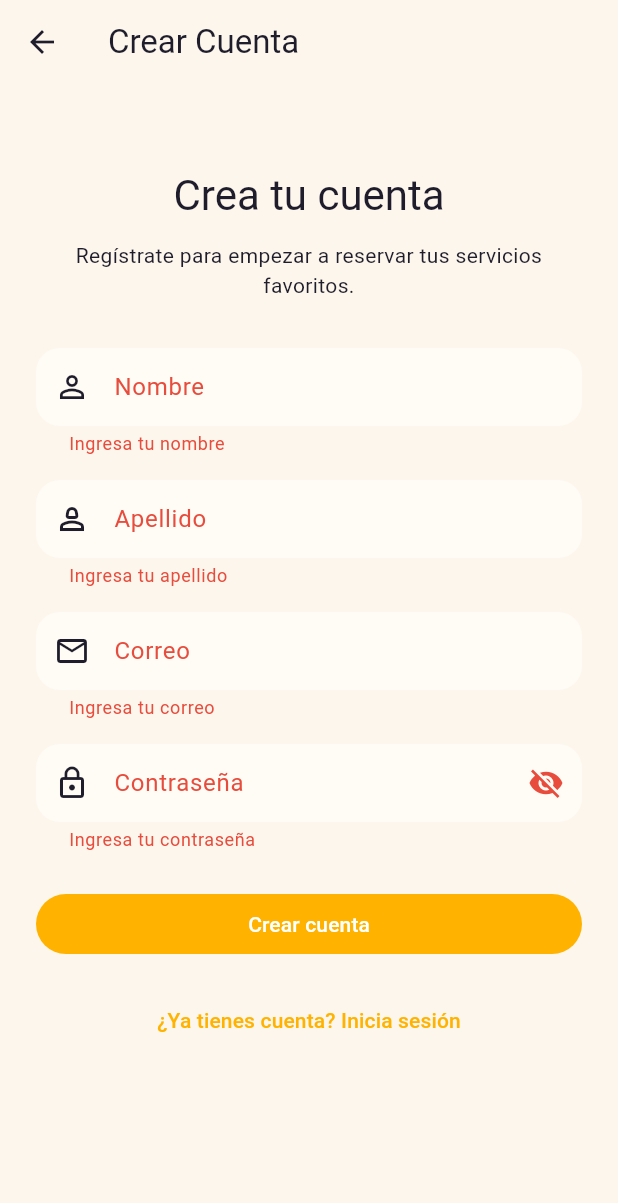
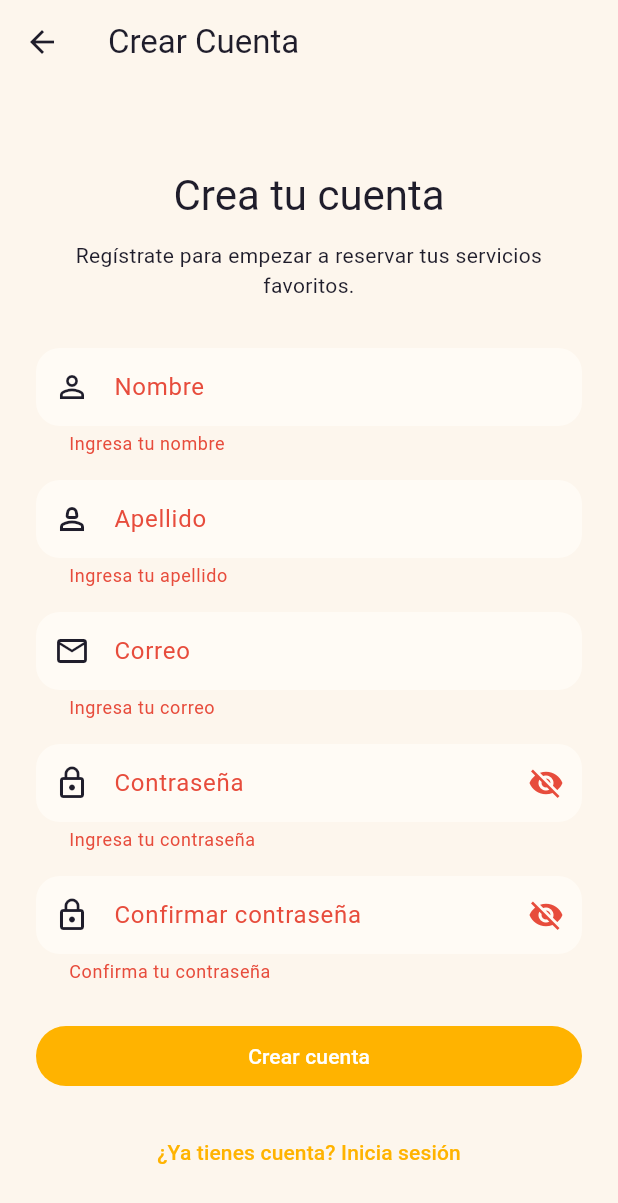
Before and after one commit to DiacriLop/stailence_frontend, a Flutter app: the RegisterPage screen opened by its route, after a tap on "Crear cuenta", on a phone screen of 412 x 824 dp. Shown: the top 1203 px of the screen. Run offline on Flutter 3.47's test engine with Material 3 defaults, Android fonts, the light colour scheme and no system bars; our stand-ins replace flutter_secure_storage, shared_preferences; accounts and stored records are empty.

Commit message:
fix: conexión frontend - backend: arreglo de campos requeridos desde las API

```diff
--- a/stailence_frontend/lib/application/app_state.dart
+++ b/stailence_frontend/lib/application/app_state.dart
@@ -74,6 +74,7 @@ class AppState extends ChangeNotifier {
     required String apellido,
     required String correo,
     required String contrasena,
+    required String confirmarContrasena,
   }) async {
     _isAuthenticating = true;
     _authError = null;
@@ -85,6 +86,7 @@ class AppState extends ChangeNotifier {
         apellido: apellido,
         correo: correo,
         contrasena: contrasena,
+        confirmarContrasena: confirmarContrasena,
       );
       final Usuario user =
           await _authRepository.login(correo: correo, contrasena: contrasena);
--- a/stailence_frontend/lib/data/models/auth/register_request.dart
+++ b/stailence_frontend/lib/data/models/auth/register_request.dart
@@ -4,12 +4,14 @@ class RegisterRequest {
     required this.apellido,
     required this.correo,
     required this.contrasena,
+    required this.confirmarContrasena,
   });
 
   final String nombre;
   final String apellido;
   final String correo;
   final String contrasena;
+  final String confirmarContrasena;
 
   Map<String, dynamic> toJson() {
     return <String, dynamic>{
@@ -17,6 +19,7 @@ class RegisterRequest {
       'apellido': apellido,
       'correo': correo,
       'contrasena': contrasena,
+      'confirmarContrasena': confirmarContrasena,
     };
   }
 }
--- a/stailence_frontend/lib/data/repositories/auth_repository.dart
+++ b/stailence_frontend/lib/data/repositories/auth_repository.dart
@@ -89,6 +89,7 @@ class AuthRepository {
     required String apellido,
     required String correo,
     required String contrasena,
+    required String confirmarContrasena,
   }) async {
     final UsuarioModel user = await _authService.register(
       RegisterRequest(
@@ -96,6 +97,7 @@ class AuthRepository {
         apellido: apellido,
         correo: correo,
         contrasena: contrasena,
+        confirmarContrasena: confirmarContrasena,
       ),
     );
 
--- a/stailence_frontend/lib/main.dart
+++ b/stailence_frontend/lib/main.dart
@@ -20,7 +20,8 @@ class StailenceApp extends StatelessWidget {
   @override
   Widget build(BuildContext context) {
     return ChangeNotifierProvider<AppState>(
-      create: (_) => AppState(authRepository: InjectionContainer.authRepository),
+      create: (_) =>
+          AppState(authRepository: InjectionContainer.authRepository),
       child: MaterialApp(
         debugShowCheckedModeBanner: false,
         title: AppStrings.appName,
--- a/stailence_frontend/lib/presentation/pages/auth/register_page.dart
+++ b/stailence_frontend/lib/presentation/pages/auth/register_page.dart
@@ -21,7 +21,9 @@ class _RegisterPageState extends State<RegisterPage> {
   final TextEditingController _lastNameController = TextEditingController();
   final TextEditingController _emailController = TextEditingController();
   final TextEditingController _passwordController = TextEditingController();
+  final TextEditingController _confirmPasswordController = TextEditingController();
   bool _obscurePassword = true;
+  bool _obscureConfirmPassword = true;
 
   @override
   void dispose() {
@@ -29,6 +31,7 @@ class _RegisterPageState extends State<RegisterPage> {
     _lastNameController.dispose();
     _emailController.dispose();
     _passwordController.dispose();
+    _confirmPasswordController.dispose();
     super.dispose();
   }
 
@@ -44,6 +47,7 @@ class _RegisterPageState extends State<RegisterPage> {
       apellido: _lastNameController.text.trim(),
       correo: _emailController.text.trim(),
       contrasena: _passwordController.text,
+      confirmarContrasena: _confirmPasswordController.text,
     );
 
     if (!mounted) {
@@ -159,6 +163,32 @@ class _RegisterPageState extends State<RegisterPage> {
                       return null;
                     },
                   ),
+                  const SizedBox(height: 16),
+                  TextFormField(
+                    controller: _confirmPasswordController,
+                    obscureText: _obscureConfirmPassword,
+                    decoration: InputDecoration(
+                      labelText: 'Confirmar contraseña',
+                      prefixIcon: const Icon(Icons.lock_outline),
+                      suffixIcon: IconButton(
+                        icon: Icon(_obscureConfirmPassword ? Icons.visibility_off : Icons.visibility),
+                        onPressed: () {
+                          setState(() {
+                            _obscureConfirmPassword = !_obscureConfirmPassword;
+                          });
+                        },
+                      ),
+                    ),
+                    validator: (String? value) {
+                      if (value == null || value.isEmpty) {
+                        return 'Confirma tu contraseña';
+                      }
+                      if (value != _passwordController.text) {
+                        return 'Las contraseñas no coinciden';
+                      }
+                      return null;
+                    },
+                  ),
                   const SizedBox(height: 24),
                   if (error != null) ...[
                     Text(
```
